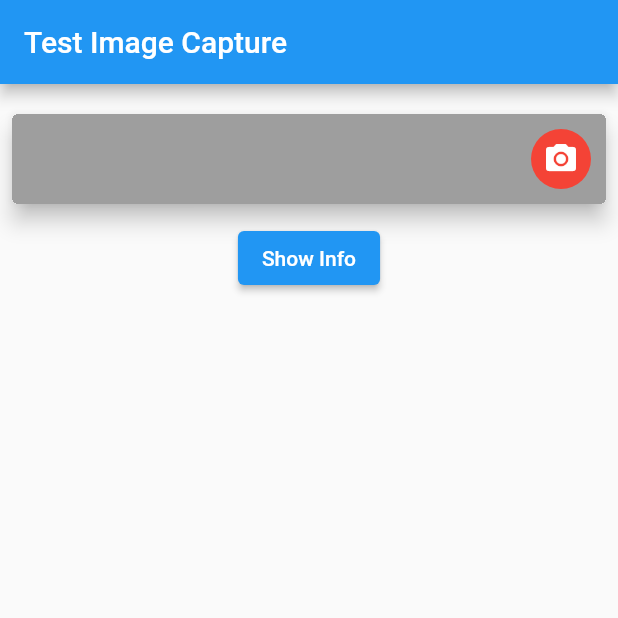
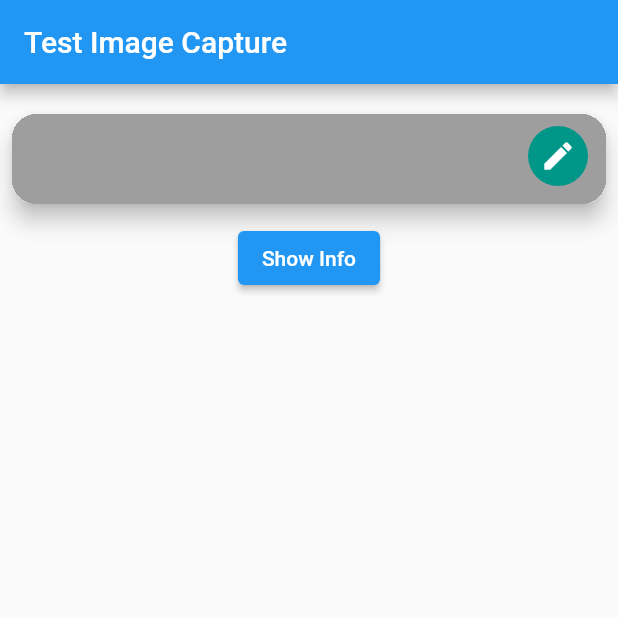
Before and after one commit to therdm/image_capture_field, a Flutter app: the screen it shows after launch, on a phone screen of 412 x 824 dp, the top half of it. Run offline on Flutter 3.47's test engine with Material 2 defaults, Android fonts, the phone set to English and light mode, and no system bars; our stand-ins replace get, image_picker; missing offline and left inert: crop_your_image.

```diff
--- a/example/lib/main.dart
+++ b/example/lib/main.dart
@@ -35,13 +35,7 @@ class Initializer extends StatelessWidget {
               SizedBox(height: 12),
               ImageCaptureField(
                 controller: _controller,
-                // initialImage: NetworkImage(
-                //     'https://bengalwomenproject.com/image/slide/img1.jpg'),
-                includeCropper: true,
-                // cropAspectRatio: 300 / 400,
-                borderRadiusValue: 4,
-                bottomRightDistance: 10,
-                iconBackgroundColor: Colors.red,
+                iconCamera: Icons.camera,
               ),
               SizedBox(height: 12),
               ElevatedButton(
--- a/lib/controller.dart
+++ b/lib/controller.dart
@@ -15,6 +15,11 @@ class ImageCaptureController {
     } else {
       print('Image add un-successful');
     }
+  }
+
+  clear() {
+    _pickedImageUInt8List.value = null;
+    _imageName = null;
   }
   //
   // updatePickedImageWeb(PickedFile? file) async {
--- a/lib/view.dart
+++ b/lib/view.dart
@@ -7,44 +7,59 @@ class ImageCaptureField extends StatelessWidget {
     this.width,
     this.height,
     this.initialImage,
+    // this.onChanged,
     this.cropAspectRatio,
     this.includeCropper = true,
-    this.imageQuality = 12,
+    this.imageQuality = 100,
     this.borderRadiusValue = 16,
     this.bottomRightDistance = 12,
     this.iconBackgroundColor = Colors.teal,
+    this.iconEdit = Icons.edit,
+    this.iconCamera = Icons.camera_alt,
+    this.iconGallery = Icons.photo,
   }) : super(key: key);
 
-  ///this [width] is the height of the widget
+  ///this is the height of the widget
   final double? width;
 
-  ///this [height] is the height of the widget
+  ///this is the height of the widget
   final double? height;
 
-  ///this [initialImage] if to set an initial image if not set
-  final ImageProvider? initialImage;
+  ///this is to set an initial image if not set
+  final Widget? initialImage;
 
-  ///this [cropAspectRatio] is the aspectRatio for the cropper
+  // final Function()? onChanged;
+
+  ///this is the aspectRatio for the cropper
   final double? cropAspectRatio;
 
-  ///depending on this [includeCropper] this Widget includes cropper or not
+  ///depending on this [includeCropper], decides this Widget includes cropper or not
   final bool includeCropper;
 
-  ///this [imageQuality] is the default image compressor of image_picker ranges from 0-100
+  ///this is the default image compressor of image_picker ranges from 0-100
   final int imageQuality;
 
-  ///this [borderRadiusValue] is the widget circular border radius value
+  ///this is the widget circular border radius value
   final double borderRadiusValue;
 
-  ///this [bottomRightDistance] is the distance from bottom and right side to the camera icon of the widget
+  ///this is the distance from bottom and right side to the camera icon of the widget
   final double bottomRightDistance;
 
   ///you need to pass a controller of type [ImageCaptureController] type
   ///to handle the image you picked
   final ImageCaptureController controller;
 
-  ///[iconBackgroundColor] defines what color will be there background of the icons
+  ///this defines what color will be there background of the icons
   final Color iconBackgroundColor;
+
+  ///this is to change edit icon of this widget
+  final IconData iconEdit;
+
+  ///this is to change camera icon of this widget
+  final IconData iconCamera;
+
+  ///this id to change gallery icon of this widget
+  final IconData iconGallery;
 
   final _picker = ImagePicker();
   final Rx<bool> _showLoading = false.obs;
@@ -81,6 +96,10 @@ class ImageCaptureField extends StatelessWidget {
               ),
             );
             controller.updatePickedImage(result, pickedFile.path);
+            print('Image Name: ${controller.imageName}');
+            // if (onImageChanged != null) {
+            //   onImageChanged!();
+            // }
           });
         } //if ends
       });
@@ -110,6 +129,8 @@ class ImageCaptureField extends StatelessWidget {
                         ? updateImageWithCropper(ImageSource.gallery)
                         : updateImageWOCropper(ImageSource.gallery);
                   },
+                  iconCamera: iconCamera,
+                  iconGallery: iconGallery,
                 );
               },
             );
@@ -132,11 +153,10 @@ class ImageCaptureField extends StatelessWidget {
                       decoration: BoxDecoration(color: Colors.grey),
                       child: (controller.isBlank && initialImage == null)
                           ? null
-                          : Image(
-                              image: controller.isBlank
-                                  ? initialImage!
-                                  : MemoryImage(controller.imageData!),
-                            ),
+                          : controller.isBlank
+                              ? initialImage!
+                              : Image(
+                                  image: MemoryImage(controller.imageData!)),
                     ),
                   ),
                   Positioned(
@@ -146,7 +166,7 @@ class ImageCaptureField extends StatelessWidget {
                       backgroundColor: iconBackgroundColor,
                       radius: 20,
                       child: Icon(
-                        Icons.camera_alt,
+                        iconEdit,
                         color: Colors.white,
                       ),
                     ),
--- a/pubspec.yaml
+++ b/pubspec.yaml
@@ -1,6 +1,6 @@
 name: image_capture_field
 description: ImageCaptureField is as easy-to-use as a TextField which works with it's own controller to take image input with inbuilt optional image cropper
-version: 0.2.0
+version: 0.2.4
 homepage: https://github.com/therdm95/image_capture_field
 
 environment:
@@ -21,7 +21,7 @@ dev_dependencies:
 # For information on the generic Dart part of this file, see the
 # following page: https://dart.dev/tools/pub/pubspec
 
-# The following section is specific to Flutter.
+# The followi3ng section is specific to Flutter.
 flutter:
 
   # To add assets to your package, add an assets section, like this:
```
Also changed, not shown: lib/components/open_with_camera_or_gallery.dart (+7 -2 lines), example/pubspec.lock, pubspec.lock, 5 other files.
